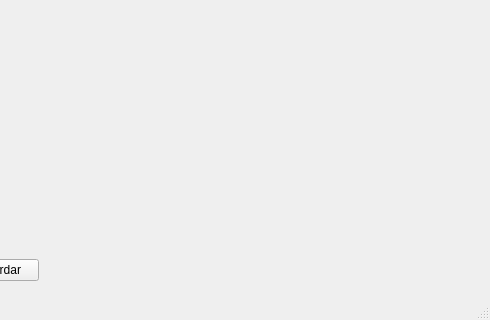
Above: KYLLERFLYER/mainwindow.ui from diegodiaz2/Proyecto-Final before the change; both pictures show x 510 to 1000 and y 395 to 715 of the 1000 by 715 pixel window. Below: the same form after it.
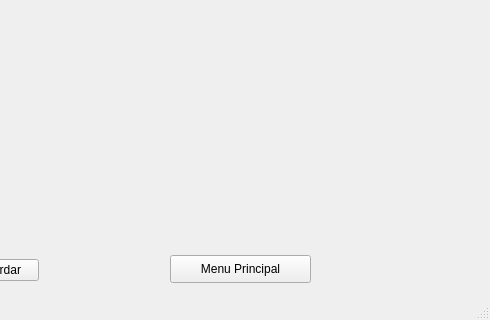
That is the form after the change.

Diff of the .ui file:
```diff
--- a/KYLLERFLYER/mainwindow.ui
+++ b/KYLLERFLYER/mainwindow.ui
@@ -54,7 +54,7 @@
      </item>
     </layout>
    </widget>
-   <widget class="QWidget" name="">
+   <widget class="QWidget" name="layoutWidget">
     <property name="geometry">
      <rect>
       <x>310</x>
@@ -76,6 +76,19 @@
      </item>
     </layout>
    </widget>
+   <widget class="QPushButton" name="pushButton_2">
+    <property name="geometry">
+     <rect>
+      <x>680</x>
+      <y>650</y>
+      <width>141</width>
+      <height>28</height>
+     </rect>
+    </property>
+    <property name="text">
+     <string>Menu Principal</string>
+    </property>
+   </widget>
   </widget>
   <widget class="QMenuBar" name="menubar">
    <property name="geometry">
```
